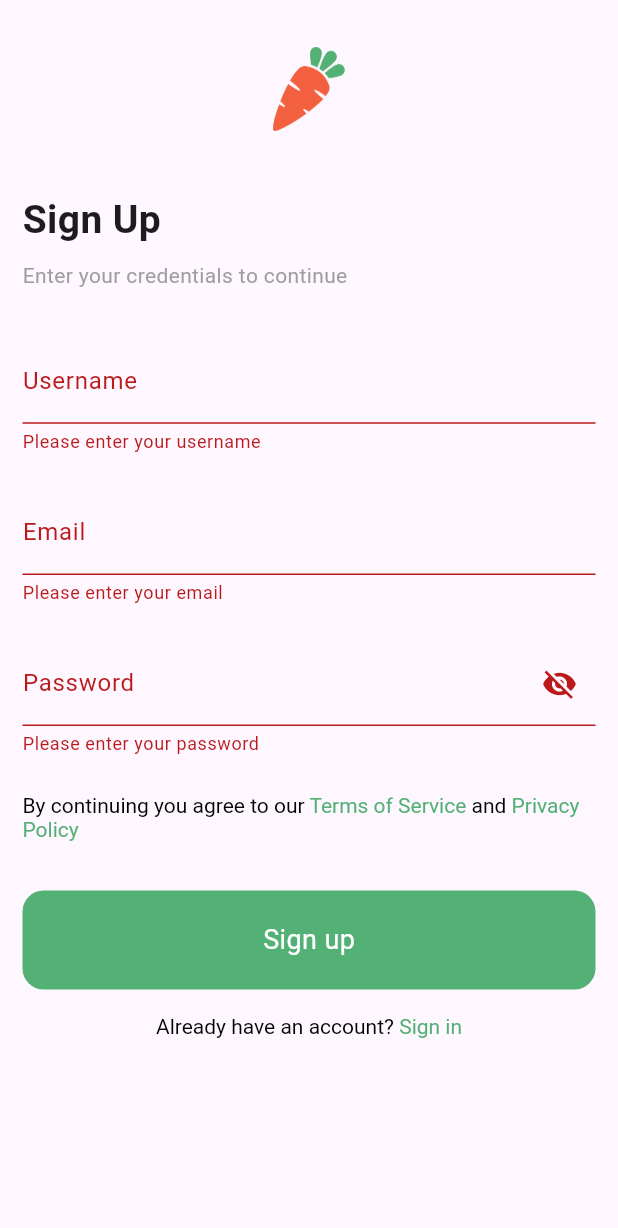
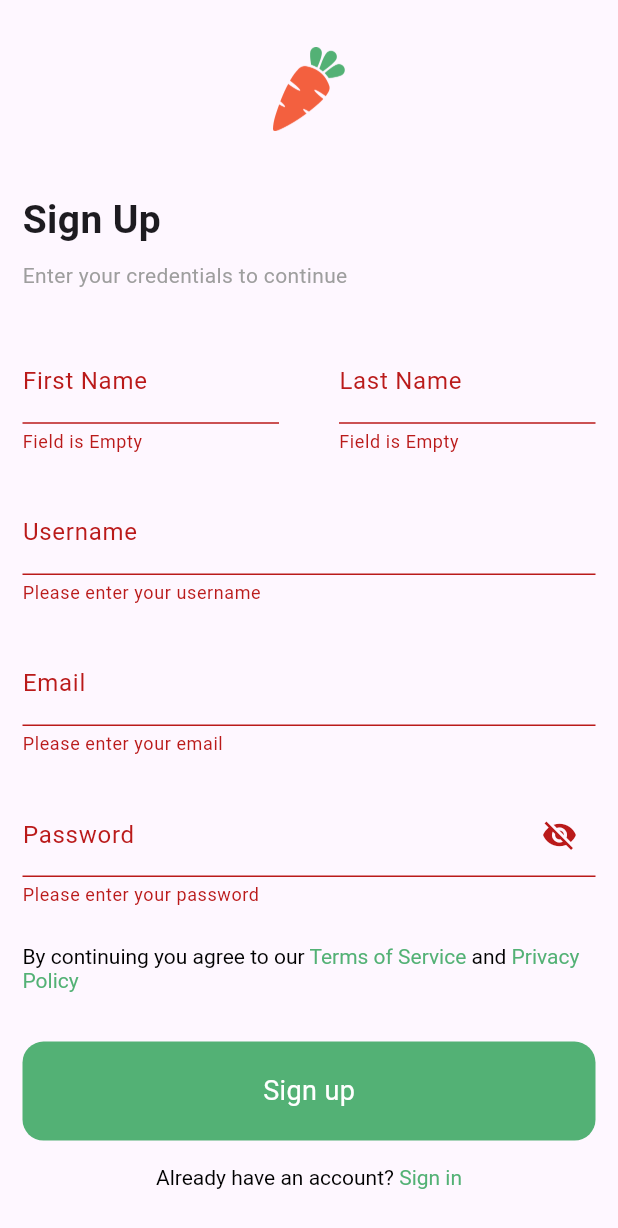
Before and after one commit to samiul-basir-46/grocery_app, a Flutter app: the SignupScreen screen opened directly, after a tap on "Sign up", on a phone screen of 412 x 824 dp. Shown: the top 1228 px of the screen. Run offline on Flutter 3.47's test engine with Material 3 defaults, Android fonts, the phone set to English and light mode, and no system bars; our stand-ins replace get_storage; accounts and stored records are empty.

```diff
--- a/lib/provider/auth_provider.dart
+++ b/lib/provider/auth_provider.dart
@@ -13,7 +13,13 @@ class ApiProvider with ChangeNotifier {
 
   Map<String, dynamic>? userData;
 
-  Future fetchReg(String name, String email, String password) async {
+  Future fetchReg(
+    String name,
+    String email,
+    String password,
+    String firstName,
+    String lastName,
+  ) async {
     isLoading = true;
     errorMessage = null;
     notifyListeners();
@@ -22,7 +28,13 @@ class ApiProvider with ChangeNotifier {
     try {
       final response = await http.post(
         url,
-        body: jsonEncode({'name': name, 'email': email, 'password': password}),
+        body: jsonEncode({
+          'username': name,
+          'email': email,
+          'password': password,
+          'first_name': firstName,
+          'last_name': lastName,
+        }),
         headers: {"Content-Type": "application/json"},
       );
 
@@ -30,7 +42,7 @@ class ApiProvider with ChangeNotifier {
         userData = jsonDecode(response.body);
       } else {
         final data = jsonDecode(response.body);
-        errorMessage = data['error'] ?? "Something went wrong!";
+        errorMessage = data['error_code'] ?? "Something went wrong!";
       }
     } catch (e) {
       errorMessage = e.toString();
@@ -48,7 +60,7 @@ class ApiProvider with ChangeNotifier {
     try {
       final response = await http.post(
         url,
-        body: jsonEncode({'email': name, 'password': password}),
+        body: jsonEncode({'username': name, 'password': password}),
         headers: {"Content-Type": "application/json"},
       );
 
--- a/lib/screen/signupScreen/signup_screen.dart
+++ b/lib/screen/signupScreen/signup_screen.dart
@@ -16,6 +16,8 @@ class SignupScreen extends StatelessWidget {
   final emailController = TextEditingController();
 
   final passwordController = TextEditingController();
+  final firstNameController = TextEditingController();
+  final lastNameController = TextEditingController();
 
   final _formKey = GlobalKey<FormState>();
 
@@ -57,6 +59,38 @@ class SignupScreen extends StatelessWidget {
                   key: _formKey,
                   child: Column(
                     children: [
+                      Row(
+                        children: [
+                          Expanded(
+                            child: CustomTextField(
+                              text: 'First Name',
+                              validator: (value) {
+                                if (value == null || value.isEmpty) {
+                                  return "Field is Empty";
+                                }
+                                return null;
+                              },
+                              isObscure: false,
+                              controller: firstNameController,
+                            ),
+                          ),
+                          SizedBox(width: 40),
+                          Expanded(
+                            child: CustomTextField(
+                              text: 'Last Name',
+                              validator: (value) {
+                                if (value == null || value.isEmpty) {
+                                  return "Field is Empty";
+                                }
+                                return null;
+                              },
+                              isObscure: false,
+                              controller: lastNameController,
+                            ),
+                          ),
+                        ],
+                      ),
+                      SizedBox(height: screenHeight * 0.03),
                       CustomTextField(
                         text: 'Username',
                         validator: (value) {
@@ -141,11 +175,13 @@ class SignupScreen extends StatelessWidget {
                         nameController.text,
                         emailController.text,
                         passwordController.text,
+                        firstNameController.text,
+                        lastNameController.text,
                       );
-                      Navigator.push(
-                        context,
-                        MaterialPageRoute(builder: (context) => LoginScreen()),
-                      );
+                      if (!context.mounted) {
+                        return;
+                      }
+
                       if (authProvider.errorMessage != null) {
                         ScaffoldMessenger.of(context).showSnackBar(
                           SnackBar(content: Text(authProvider.errorMessage!)),
@@ -153,6 +189,13 @@ class SignupScreen extends StatelessWidget {
                       } else {
                         ScaffoldMessenger.of(context).showSnackBar(
                           SnackBar(content: Text("Account Created")),
+                        );
+
+                        Navigator.push(
+                          context,
+                          MaterialPageRoute(
+                            builder: (context) => LoginScreen(),
+                          ),
                         );
                       }
                     }
--- a/lib/services/api_services.dart
+++ b/lib/services/api_services.dart
@@ -2,14 +2,22 @@ import 'dart:convert';
 import 'package:food_shop/utils/url_config.dart';
 import 'package:http/http.dart' as http;
 
-class ApiServices{
-  static Future fetchReg(String name, String email, String password) async {
+class ApiServices {
+  static Future fetchReg(
+    String name,
+    String email,
+    String password,
+    String firstName,
+    String lastName,
+  ) async {
     final url = Uri.parse(Url.regUrl);
 
     final body = jsonEncode({
       'name': name,
       'email': email,
       'password': password,
+      'first_name': firstName,
+      'last_name': lastName,
     });
 
     final response = await http.post(
--- a/lib/utils/url_config.dart
+++ b/lib/utils/url_config.dart
@@ -1,5 +1,10 @@
 class Url {
-  static const String baseUrl = "https://foodsflow.netlify.app/api";
-  static const String regUrl = "$baseUrl/auth/register";
-  static const String loginUrl = "$baseUrl/auth/login";
+  static const String baseUrl = "https://demo.zhndev.site/wp/wp-json";
+  static const String regUrl = "$baseUrl/base/api/auth/register";
+  static const String loginUrl = "$baseUrl/base/api/auth/login";
+  static const String profileUrl = "$baseUrl/base/api/auth/profile";
+  static const String tokenUrl = "$baseUrl/base/api/auth/validate-token";
+  static const String forgotUrl = "$baseUrl/base/api/auth/forgot-password";
+  static const String productsUrl = "$baseUrl/base/api/products";
+  static const String categoriesUrl = "$baseUrl/base/api/categories";
 }
--- a/pubspec.yaml
+++ b/pubspec.yaml
@@ -42,7 +42,7 @@ dependencies:
 dev_dependencies:
   flutter_test:
     sdk: flutter
-
+  flutter_launcher_icons: ^0.10.0
   # The "flutter_lints" package below contains a set of recommended lints to
   # encourage good coding practices. The lint set provided by the package is
   # activated in the `analysis_options.yaml` file located at the root of your
```
Also changed, not shown: lib/main.dart (+13 -2 lines), lib/screen/homeScreen/home_screen.dart (+28 -0 lines), lib/screen/locationScreen/location_screen.dart (+9 -1 lines), lib/screen/loginScreen/login_screen.dart (+20 -10 lines), assets/images/ic_launcher.png (added), pubspec.lock, 1 other file.
